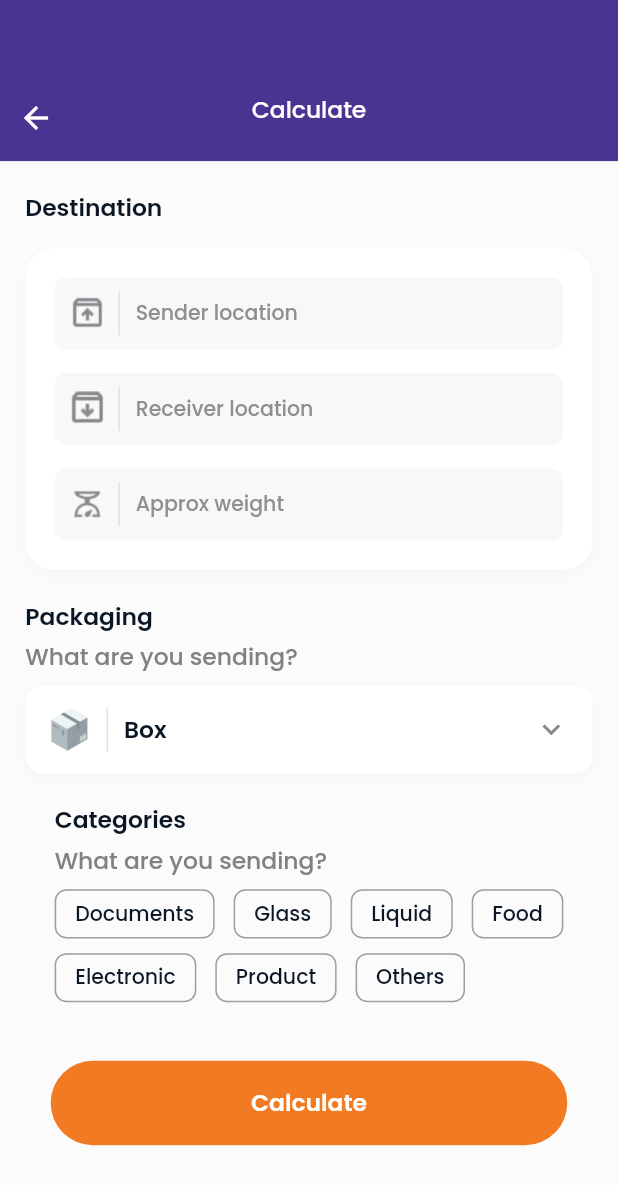
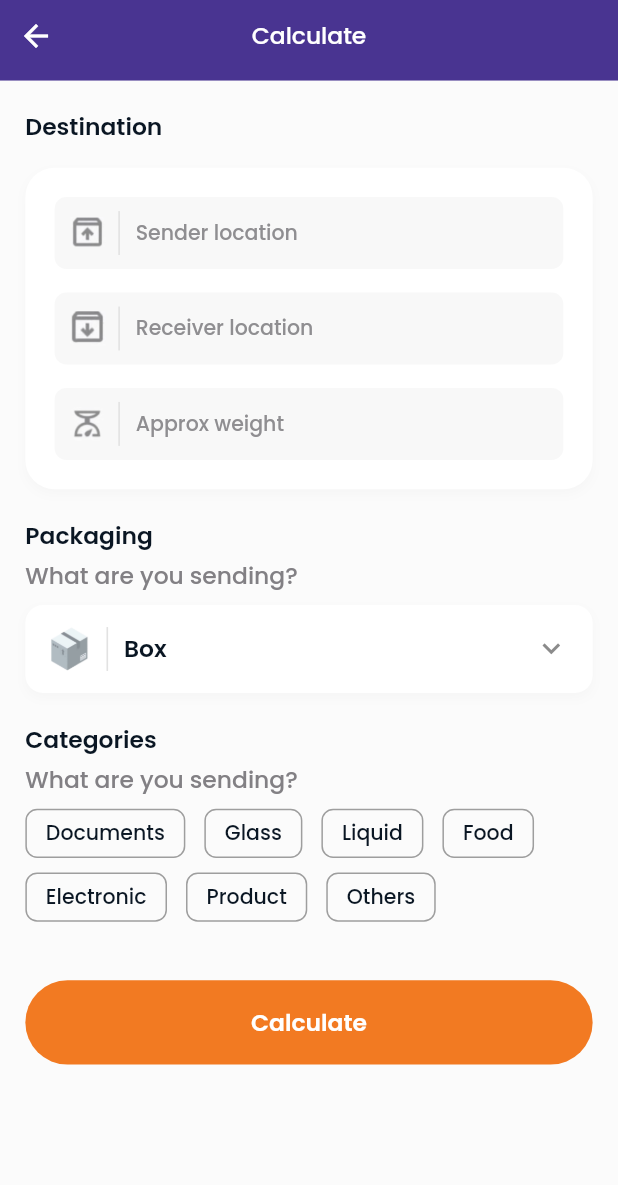
Before and after one commit to applevinc/movemate, a Flutter app: the screen it shows after launch, item 2 of the bottom bar chosen, on a phone screen of 412 x 824 dp. Shown: the top 1185 px of the screen. Run offline on Flutter 3.47's test engine with Material 2 defaults, Android fonts, the phone set to English and light mode, and no system bars; drawn by our look-alikes of flutter_animate; our stand-ins replace cached_network_image, flutter_screenutil, google_fonts, material_design_icons_flutter; network calls fail.

Commit message:
ui fixes

```diff
--- a/lib/main.dart
+++ b/lib/main.dart
@@ -1,9 +1,14 @@
 import 'package:flutter/material.dart';
 import 'package:flutter/services.dart';
 import 'package:movemate/app.dart';
+import 'package:movemate/core/styles/colors.dart';
 
 void main() {
   WidgetsFlutterBinding.ensureInitialized();
+  SystemChrome.setSystemUIOverlayStyle(const SystemUiOverlayStyle(
+    statusBarColor: AppColors.primary,
+    statusBarIconBrightness: Brightness.light,
+  ));
   SystemChrome.setPreferredOrientations([DeviceOrientation.portraitUp]).then((_) {
     runApp(const MoveMateApp());
   });
--- a/lib/screens/home/components/home_available_vehicles.view.dart
+++ b/lib/screens/home/components/home_available_vehicles.view.dart
@@ -64,6 +64,7 @@
               child: ListView.separated(
                 itemCount: vehicles.length,
                 shrinkWrap: true,
+                physics: const BouncingScrollPhysics(),
                 scrollDirection: Axis.horizontal,
                 padding: EdgeInsets.symmetric(horizontal: AppPadding.horizontal),
                 itemBuilder: (context, index) {
--- a/lib/screens/home/home_screen.dart
+++ b/lib/screens/home/home_screen.dart
@@ -14,6 +14,7 @@
       },
       child: const Scaffold(
         body: CustomScrollView(
+          physics: BouncingScrollPhysics(),
           slivers: [
             HomeAppBarView(),
             HomeShipmentTrackingView(),
--- a/lib/screens/home/search_shipment/search_shipment_screen.dart
+++ b/lib/screens/home/search_shipment/search_shipment_screen.dart
@@ -81,7 +81,7 @@
                       child: Hero(
                         tag: 'search',
                         child: SearchTextField(
-                          //autoFocus: true,
+                          autoFocus: false,
                           readOnly: false,
                           onChanged: (query) => search(query),
                         ),
--- a/lib/screens/shipment_calculation/components/shipment_calculation_appbar.dart
+++ b/lib/screens/shipment_calculation/components/shipment_calculation_appbar.dart
@@ -4,7 +4,7 @@
 import 'package:movemate/core/styles/colors.dart';
 import 'package:movemate/core/styles/text.dart';
 import 'package:movemate/core/utils/navigator.dart';
-import 'package:movemate/screens/dashboardview.dart';
+import 'package:movemate/screens/dashboard.view.dart';
 
 class ShipmentCalculationAppBarView extends StatelessWidget {
   const ShipmentCalculationAppBarView({super.key});
@@ -12,13 +12,13 @@
   @override
   Widget build(BuildContext context) {
     return Animate().toggle(
-      duration: const Duration(milliseconds: 500),
+      duration: const Duration(milliseconds: 600),
       builder: (context, value, child) {
         return AnimatedContainer(
-          duration: const Duration(milliseconds: 500),
-          height: value ? 170.h : 110.h,
-          padding: EdgeInsets.only(top: 60.h, bottom: 20.h),
+          duration: const Duration(milliseconds: 600),
+          height: value ? 100.h : 55.h,
           color: AppColors.primary,
+          alignment: Alignment.topCenter,
           child: Row(
             mainAxisAlignment: MainAxisAlignment.spaceBetween,
             children: [
@@ -27,10 +27,7 @@
                 onPressed: () {
                   AppNavigator.pushAndRemoveUntil(context, const DashboardView());
                 },
-              ).animate().slideX(
-                  begin: -0.5.w,
-                  duration: const Duration(milliseconds: 600),
-                  curve: Curves.easeIn),
+              ).animate().slideX(begin: -0.5.w, curve: Curves.easeIn),
               Text(
                 'Calculate',
                 style: AppText.bold500(context).copyWith(
@@ -39,17 +36,11 @@
                 ),
               )
                   .animate()
-                  .fade(duration: const Duration(milliseconds: 600), curve: Curves.easeIn)
-                  .slideY(
-                      begin: 0.5.h,
-                      duration: const Duration(milliseconds: 600),
-                      curve: Curves.easeIn),
-              IgnorePointer(
-                ignoring: true,
-                child: BackButton(
-                  color: Colors.transparent,
-                  onPressed: () {},
-                ),
+                  .fade(curve: Curves.easeIn)
+                  .slideY(begin: 0.2.h, curve: Curves.easeIn),
+              BackButton(
+                color: Colors.transparent,
+                onPressed: () {},
               ),
             ],
           ),
--- a/lib/screens/shipment_calculation/components/shipment_calculation_categories.view.dart
+++ b/lib/screens/shipment_calculation/components/shipment_calculation_categories.view.dart
@@ -40,7 +40,8 @@
 
   @override
   Widget build(BuildContext context) {
-    return Padding(
+    return Container(
+      width: double.infinity,
       padding: EdgeInsets.only(top: 20.h),
       child: Column(
         crossAxisAlignment: CrossAxisAlignment.start,
--- a/lib/screens/shipment_calculation/components/shipment_calculation_destination.view.dart
+++ b/lib/screens/shipment_calculation/components/shipment_calculation_destination.view.dart
@@ -76,7 +76,7 @@
               _DestinationInputField(
                 icon: AppImages.weight,
                 hintText: 'Approx weight',
-                controller: receiverLocationController,
+                controller: weightController,
                 duration: 800,
               ),
             ],
--- a/lib/screens/shipment_calculation/shipment_calculation_screen.dart
+++ b/lib/screens/shipment_calculation/shipment_calculation_screen.dart
@@ -1,9 +1,11 @@
 import 'package:flutter/material.dart';
+import 'package:flutter/services.dart';
 import 'package:flutter_animate/flutter_animate.dart';
 import 'package:flutter_screenutil/flutter_screenutil.dart';
+import 'package:movemate/core/styles/colors.dart';
 import 'package:movemate/core/styles/spacing.dart';
 import 'package:movemate/core/utils/navigator.dart';
-import 'package:movemate/screens/dashboardview.dart';
+import 'package:movemate/screens/dashboard.view.dart';
 import 'package:movemate/screens/shipment_calculation/components/shipment_calculation_appbar.dart';
 import 'package:movemate/screens/shipment_calculation/components/shipment_calculation_categories.view.dart';
 import 'package:movemate/screens/shipment_calculation/components/shipment_calculation_destination.view.dart';
@@ -23,9 +25,14 @@
         return Future.value(true);
       },
       child: CloseKeyboardWrapper(
+        child: AnnotatedRegion(
+          value: SystemUiOverlayStyle.light.copyWith(
+            statusBarColor: AppColors.primary,
+          ),
           child: Scaffold(
-          extendBodyBehindAppBar: true,
-          body: SingleChildScrollView(
+            body: SafeArea(
+              child: SingleChildScrollView(
+                physics: const BouncingScrollPhysics(),
                 child: Column(
                   crossAxisAlignment: CrossAxisAlignment.start,
                   children: [
@@ -43,10 +50,7 @@
                           const ShipmentCalculationPackingView(),
                           const ShipmentCalculationCategoriesView(),
                           Padding(
-                        padding: EdgeInsets.symmetric(
-                          vertical: 40.h,
-                          horizontal: AppPadding.horizontal,
-                        ),
+                            padding: EdgeInsets.symmetric(vertical: 40.h),
                             child: AppButton(
                               label: 'Calculate',
                               onTap: () {
@@ -64,6 +68,8 @@
               ),
             ),
           ),
+        ),
+      ),
     );
   }
 }
--- a/lib/screens/shipment_calculation/shipment_calculation_summary/shipment_calculation_summary.dart
+++ b/lib/screens/shipment_calculation/shipment_calculation_summary/shipment_calculation_summary.dart
@@ -15,9 +15,7 @@
 
   @override
   Widget build(BuildContext context) {
-    return AnnotatedRegion<SystemUiOverlayStyle>(
-      value: SystemUiOverlayStyle.dark,
-      child: Scaffold(
+    return Scaffold(
       body: SafeArea(
         child: Padding(
           padding: AppPadding.symetricHorizontalOnly,
@@ -116,7 +114,6 @@
           ),
         ),
       ),
-      ),
     );
   }
 }
--- a/lib/screens/shipment_history/components/shipment_history.view.dart
+++ b/lib/screens/shipment_history/components/shipment_history.view.dart
@@ -16,6 +16,7 @@
   Widget build(BuildContext context) {
     return ListView.separated(
       itemCount: 5,
+      physics: const BouncingScrollPhysics(),
       padding: EdgeInsets.only(
         top: 10.h,
         left: AppPadding.horizontal,
--- a/lib/screens/splash/splash_screen.dart
+++ b/lib/screens/splash/splash_screen.dart
@@ -5,7 +5,7 @@
 import 'package:flutter_screenutil/flutter_screenutil.dart';
 import 'package:movemate/assets/images.dart';
 import 'package:movemate/core/utils/navigator.dart';
-import 'package:movemate/screens/dashboardview.dart';
+import 'package:movemate/screens/dashboard.view.dart';
 
 class SplashScreen extends StatefulWidget {
   const SplashScreen({super.key});
--- a/lib/widgets/animated_button.dart
+++ b/lib/widgets/animated_button.dart
@@ -35,13 +35,13 @@
 
   @override
   Widget build(BuildContext context) {
-    return GestureDetector(
-      onTap: () async {
+    return InkWell(
+      onTap: () {
+        widget.onTap();
         _controller.forward();
-        await Future.delayed(const Duration(milliseconds: 200), () {
+        Future.delayed(const Duration(milliseconds: 200), () {
           _controller.reverse();
         });
-        widget.onTap();
       },
       child: ScaleTransition(
         scale: Tween<double>(begin: 1.0, end: 0.9).animate(_controller),
```
Also changed, not shown: lib/screens/shipment_history/components/shipment_history_appbar.dart (+3 -10 lines), lib/screens/shipment_history/shipment_history_screen.dart (+4 -6 lines), lib/widgets/custom_tabbar.dart (+0 -9 lines), lib/screens/dashboard.view.dart (renamed from lib/screens/dashboardview.dart), 1 other file. Lines whose indentation alone changed are shown as unchanged.
